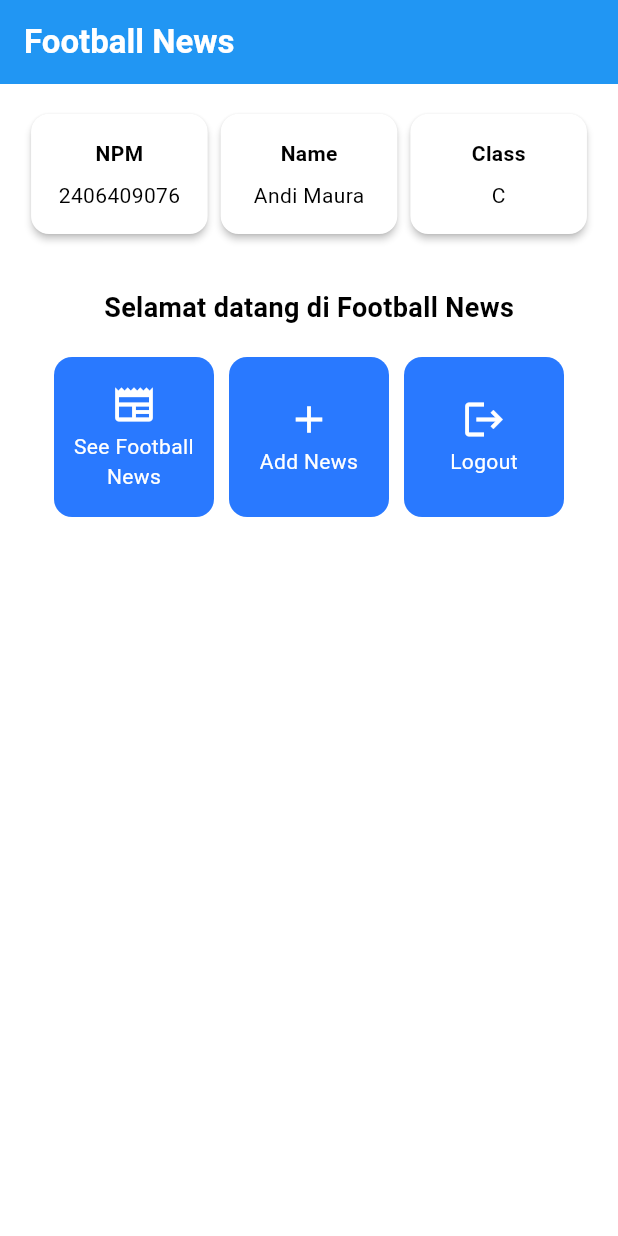
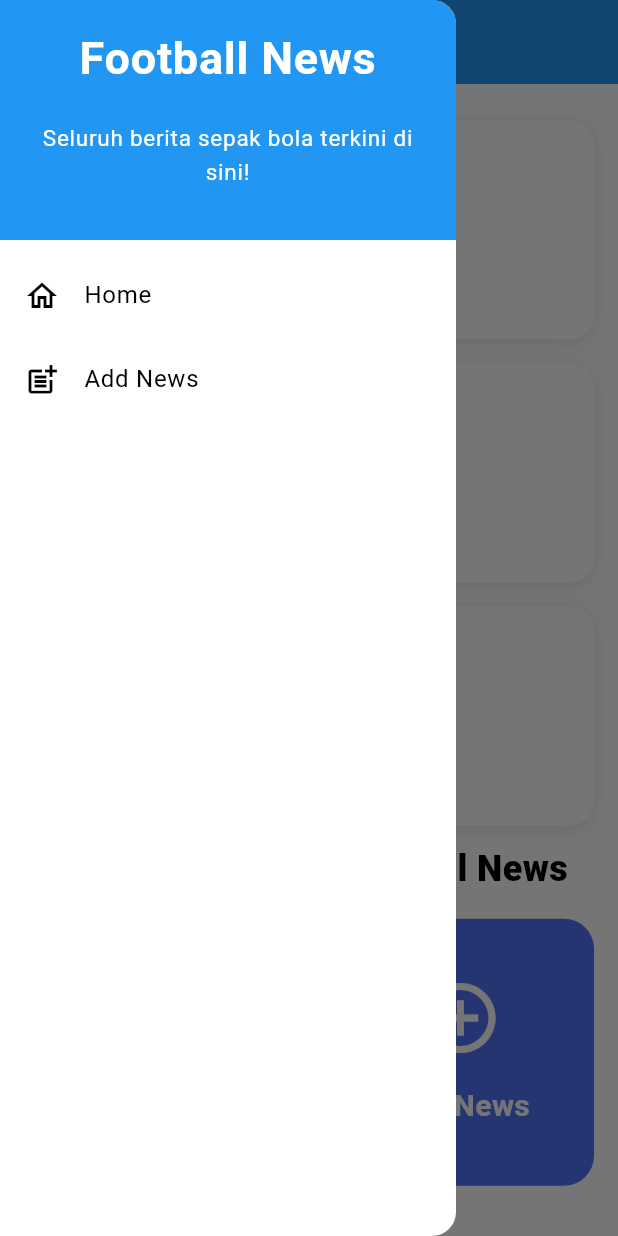
Before and after one commit to andimaaura/football-news-mobile, a Flutter app: the screen it shows after launch, with the side drawer open (before the commit the screen has no drawer), on a phone screen of 412 x 824 dp. Run offline on Flutter 3.47's test engine with Material 3 defaults, Android fonts, the phone set to English and light mode, and no system bars.

Commit message:
Finish tutorial 6

```diff
--- a/lib/main.dart
+++ b/lib/main.dart
@@ -1,5 +1,5 @@
 import 'package:flutter/material.dart';
-import 'package:football_news/menu.dart';
+import 'package:football_news/screens/menu.dart';
 
 
 void main() {
--- a/lib/menu.dart
+++ /dev/null
@@ -1,164 +0,0 @@
-import 'package:flutter/material.dart';
-
-class MyHomePage extends StatelessWidget {
-  const MyHomePage({super.key});
-
-  // Data identitas
-  final String nama = "Andi Maura"; // nama
-  final String npm = "2406409076"; // npm
-  final String kelas = "C"; // kelas
-
-  // Daftar item menu
-  final List<ItemHomepage> items = const [
-    ItemHomepage("See Football News", Icons.newspaper),
-    ItemHomepage("Add News", Icons.add),
-    ItemHomepage("Logout", Icons.logout),
-  ];
-
-  @override
-  Widget build(BuildContext context) {
-    return Scaffold(
-      appBar: AppBar(
-        title: const Text(
-          'Football News',
-          style: TextStyle(
-            color: Colors.white,
-            fontWeight: FontWeight.bold,
-          ),
-        ),
-        backgroundColor: Theme.of(context).colorScheme.primary,
-      ),
-      body: Padding(
-        padding: const EdgeInsets.all(16.0),
-        child: Column(
-          crossAxisAlignment: CrossAxisAlignment.center,
-          children: [
-            // Baris InfoCard
-            Row(
-              mainAxisAlignment: MainAxisAlignment.spaceEvenly,
-              children: [
-                InfoCard(title: 'NPM', content: npm),
-                InfoCard(title: 'Name', content: nama),
-                InfoCard(title: 'Class', content: kelas),
-              ],
-            ),
-
-            const SizedBox(height: 16.0),
-
-            Center(
-              child: Column(
-                children: [
-                  const Padding(
-                    padding: EdgeInsets.only(top: 16.0),
-                    child: Text(
-                      'Selamat datang di Football News',
-                      style: TextStyle(
-                        fontWeight: FontWeight.bold,
-                        fontSize: 18.0,
-                      ),
-                    ),
-                  ),
-
-                  // Grid menu
-                  GridView.count(
-                    primary: false, // hindari konflik scroll dalam Column
-                    padding: const EdgeInsets.all(20),
-                    crossAxisSpacing: 10,
-                    mainAxisSpacing: 10,
-                    crossAxisCount: 3,
-                    shrinkWrap: true,
-                    children: items.map((ItemHomepage item) {
-                      return ItemCard(item);
-                    }).toList(),
-                  ),
-                ],
-              ),
-            ),
-          ],
-        ),
-      ),
-    );
-  }
-}
-
-class InfoCard extends StatelessWidget {
-  final String title; // Judul kartu
-  final String content; // Isi kartu
-
-  const InfoCard({super.key, required this.title, required this.content});
-
-  @override
-  Widget build(BuildContext context) {
-    return Card(
-      elevation: 2.0,
-      child: Container(
-        width: MediaQuery.of(context).size.width / 3.5,
-        padding: const EdgeInsets.all(16.0),
-        child: Column(
-          children: [
-            Text(
-              title,
-              style: const TextStyle(fontWeight: FontWeight.bold),
-            ),
-            const SizedBox(height: 8.0),
-            Text(content),
-          ],
-        ),
-      ),
-    );
-  }
-}
-
-class ItemHomepage {
-  final String name;
-  final IconData icon;
-
-  const ItemHomepage(this.name, this.icon);
-}
-
-class ItemCard extends StatelessWidget {
-  final ItemHomepage item;
-
-  const ItemCard(this.item, {super.key});
-
-  @override
-  Widget build(BuildContext context) {
-    final radius = BorderRadius.circular(12);
-
-    return Material(
-      color: Theme.of(context).colorScheme.secondary,
-      borderRadius: radius,
-      child: InkWell(
-        borderRadius: radius,
-        onTap: () {
-          ScaffoldMessenger.of(context)
-            ..hideCurrentSnackBar()
-            ..showSnackBar(
-              SnackBar(content: Text("Kamu telah menekan tombol ${item.name}!")),
-            );
-        },
-        child: Container(
-          padding: const EdgeInsets.all(8),
-          child: Center(
-            child: Column(
-              mainAxisAlignment: MainAxisAlignment.center,
-              children: [
-                Icon(
-                  item.icon,
-                  color: Colors.white,
-                  size: 30.0,
-                ),
-                const SizedBox(height: 3),
-                Text(
-                  item.name,
-                  textAlign: TextAlign.center,
-                  style: const TextStyle(color: Colors.white),
-                ),
-              ],
-            ),
-          ),
-        ),
-      ),
-    );
-  }
-}
--- /dev/null
+++ b/lib/screens/menu.dart
@@ -0,0 +1,126 @@
+import 'package:flutter/material.dart';
+import 'package:football_news/widgets/left_drawer.dart';
+import 'package:football_news/widgets/news_card.dart';
+
+class MyHomePage extends StatelessWidget {
+  const MyHomePage({super.key});
+
+  final String nama = "Lionel Messi";
+  final String npm = "2406275678";
+  final String kelas = "B";
+
+  @override
+  Widget build(BuildContext context) {
+    final items = const [
+      ItemHomepage("See Football News", Icons.article_outlined),
+      ItemHomepage("Add News", Icons.add_circle_outline),
+      ItemHomepage("Logout", Icons.exit_to_app),
+    ];
+
+    return Scaffold(
+      appBar: AppBar(
+        title: const Text(
+          'Football News',
+          style: TextStyle(color: Colors.white, fontWeight: FontWeight.bold),
+        ),
+        backgroundColor: Theme.of(context).colorScheme.primary,
+      ),
+      drawer: const LeftDrawer(),
+      body: SingleChildScrollView(
+        padding: const EdgeInsets.symmetric(vertical: 24, horizontal: 16),
+        child: Column(
+          crossAxisAlignment: CrossAxisAlignment.start,
+          children: [
+            // Info cards responsif
+            LayoutBuilder(
+              builder: (context, constraints) {
+                final w = constraints.maxWidth;
+                int cross = 3;
+                if (w < 700) cross = 2;
+                if (w < 420) cross = 1;
+                return GridView.count(
+                  crossAxisCount: cross,
+                  mainAxisSpacing: 16,
+                  crossAxisSpacing: 16,
+                  childAspectRatio: 2.6,
+                  shrinkWrap: true,
+                  physics: const NeverScrollableScrollPhysics(),
+                  children: [
+                    InfoCard(title: 'NPM', content: npm),
+                    InfoCard(title: 'Name', content: nama),
+                    InfoCard(title: 'Class', content: kelas),
+                  ],
+                );
+              },
+            ),
+
+            const SizedBox(height: 12),
+            const Text(
+              "Selamat datang di Football News",
+              style: TextStyle(fontSize: 24, fontWeight: FontWeight.w800),
+            ),
+            const SizedBox(height: 16),
+
+            // Tombol responsif (grid)
+            LayoutBuilder(
+              builder: (context, constraints) {
+                final w = constraints.maxWidth;
+                int cross = 3;          // web lebar
+                if (w < 900) cross = 2; // tablet/phone lebar
+                if (w < 380) cross = 1; // phone kecil
+                return GridView.count(
+                  crossAxisCount: cross,
+                  mainAxisSpacing: 24,
+                  crossAxisSpacing: 24,
+                  childAspectRatio: 1,
+                  shrinkWrap: true,
+                  physics: const NeverScrollableScrollPhysics(),
+                  children: items.map((e) => NewsCard(item: e)).toList(),
+                );
+              },
+            ),
+          ],
+        ),
+      ),
+    );
+  }
+}
+
+class InfoCard extends StatelessWidget {
+  final String title;
+  final String content;
+  const InfoCard({super.key, required this.title, required this.content});
+
+  @override
+  Widget build(BuildContext context) {
+    return Container(
+      padding: const EdgeInsets.symmetric(vertical: 22, horizontal: 16),
+      decoration: BoxDecoration(
+        color: Colors.white,
+        borderRadius: BorderRadius.circular(16),
+        boxShadow: const [
+          BoxShadow(
+            blurRadius: 10,
+            spreadRadius: 0,
+            offset: Offset(0, 2),
+            color: Color(0x1A000000),
+          ),
+        ],
+      ),
+      child: Column(
+        mainAxisAlignment: MainAxisAlignment.center,
+        children: [
+          Text(
+            title,
+            style: const TextStyle(fontSize: 22, fontWeight: FontWeight.w800),
+          ),
+          const SizedBox(height: 8),
+          Text(
+            content,
+            style: const TextStyle(fontSize: 18),
+          ),
+        ],
+      ),
+    );
+  }
+}
--- /dev/null
+++ b/lib/widgets/left_drawer.dart
@@ -0,0 +1,65 @@
+import 'package:flutter/material.dart';
+import 'package:football_news/screens/menu.dart';
+import 'package:football_news/screens/newslist_form.dart';
+
+class LeftDrawer extends StatelessWidget {
+  const LeftDrawer({super.key});
+
+  @override
+  Widget build(BuildContext context) {
+    return Drawer(
+      child: ListView(
+        padding: EdgeInsets.zero,
+        children: [
+          const DrawerHeader(
+            decoration: BoxDecoration(color: Colors.blue),
+            child: Column(
+              crossAxisAlignment: CrossAxisAlignment.center,
+              children: [
+                Text(
+                  'Football News',
+                  textAlign: TextAlign.center,
+                  style: TextStyle(
+                    fontSize: 30,
+                    fontWeight: FontWeight.bold,
+                    color: Colors.white,
+                  ),
+                ),
+                Padding(padding: EdgeInsets.all(10)),
+                Text(
+                  "Seluruh berita sepak bola terkini di sini!",
+                  textAlign: TextAlign.center,
+                  style: TextStyle(
+                    fontSize: 15,
+                    color: Colors.white,
+                    fontWeight: FontWeight.w400,
+                  ),
+                ),
+              ],
+            ),
+          ),
+          ListTile(
+            leading: const Icon(Icons.home_outlined),
+            title: const Text('Home'),
+            onTap: () {
+              Navigator.pushReplacement(
+                context,
+                MaterialPageRoute(builder: (context) => const MyHomePage()),
+              );
+            },
+          ),
+          ListTile(
+            leading: const Icon(Icons.post_add),
+            title: const Text('Add News'),
+            onTap: () {
+              Navigator.pushReplacement(
+                context,
+                MaterialPageRoute(builder: (context) => const NewsFormPage()),
+              );
+            },
+          ),
+        ],
+      ),
+    );
+  }
+}
--- /dev/null
+++ b/lib/widgets/news_card.dart
@@ -0,0 +1,58 @@
+import 'package:flutter/material.dart';
+import 'package:football_news/screens/newslist_form.dart';
+
+class ItemHomepage {
+  final String name;
+  final IconData icon;
+  const ItemHomepage(this.name, this.icon);
+}
+
+class NewsCard extends StatelessWidget {
+  final ItemHomepage item;
+  const NewsCard({super.key, required this.item});
+
+  @override
+  Widget build(BuildContext context) {
+    return Material(
+      color: const Color(0xFF4F74F9),
+      borderRadius: BorderRadius.circular(20),
+      child: InkWell(
+        borderRadius: BorderRadius.circular(20),
+        onTap: () {
+          ScaffoldMessenger.of(context)
+            ..hideCurrentSnackBar()
+            ..showSnackBar(
+              SnackBar(content: Text("Kamu telah menekan tombol ${item.name}!")),
+            );
+
+          if (item.name == "Add News") {
+            Navigator.push(
+              context,
+              MaterialPageRoute(builder: (_) => const NewsFormPage()),
+            );
+          }
+        },
+        child: Container(
+          padding: const EdgeInsets.all(24),
+          constraints: const BoxConstraints(minHeight: 140),
+          child: Column(
+            mainAxisAlignment: MainAxisAlignment.center,
+            children: [
+              Icon(item.icon, size: 56, color: Colors.white),
+              const SizedBox(height: 16),
+              Text(
+                item.name,
+                textAlign: TextAlign.center,
+                style: const TextStyle(
+                  color: Colors.white,
+                  fontSize: 20,
+                  fontWeight: FontWeight.w600,
+                ),
+              ),
+            ],
+          ),
+        ),
+      ),
+    );
+  }
+}
```
Also changed, not shown: lib/screens/newslist_form.dart (added, +173 -0 lines), 1 other file.
